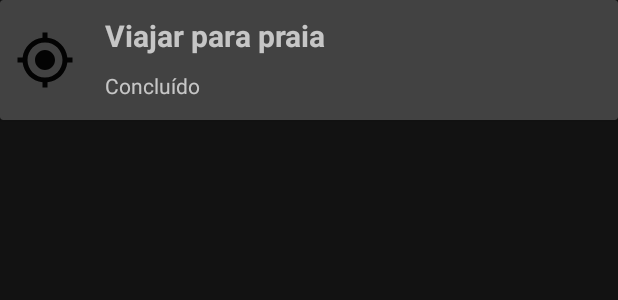
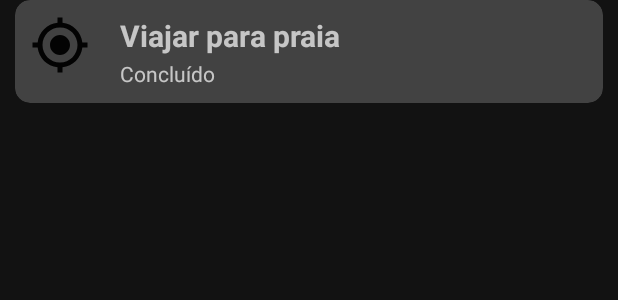
Before and after one commit to GabrielBerti/app-casal, an Android app: the layout meta_item.xml on its own in the app's theme, with its tools: preview values and no code run, on a phone screen of 412 x 824 dp. Shown: the top 300 px of the screen. Run offline under Robolectric (Android 15) with nearby library versions, the phone set to English and light mode, and no system bars.

Commit message:
padding geral nos cards e diminuir altura

```diff
--- a/app/src/main/java/br/com/appcasal/ui/dialog/financas/FormularioTransacaoDialog.kt
+++ b/app/src/main/java/br/com/appcasal/ui/dialog/financas/FormularioTransacaoDialog.kt
@@ -88,7 +88,7 @@ abstract class FormularioTransacaoDialog(
         }
 
         if(valor.isNullOrBlank()) {
-            campoValor.error = context.getString(R.string.descricao_financas_obrigatorio)
+            campoValor.error = context.getString(R.string.valor_obrigatorio)
         }
     }
 
--- a/app/src/main/res/layout/activity_form_receitas.xml
+++ b/app/src/main/res/layout/activity_form_receitas.xml
@@ -69,6 +69,7 @@
                     android:id="@+id/btn_insere_ingrediente"
                     style="@style/ButtonFilledGreen"
                     android:layout_width="match_parent"
+                    android:layout_height="match_parent"
                     tools:background="@color/white"
                     android:layout_marginTop="10dp"
                     android:layout_marginBottom="32dp"
--- a/app/src/main/res/layout/activity_lista_transacoes.xml
+++ b/app/src/main/res/layout/activity_lista_transacoes.xml
@@ -23,7 +23,7 @@
             android:layout_alignBottom="@id/lista_transacoes_resumo"
             android:layout_alignParentBottom="true"
             android:divider="@null"
-            android:layout_marginTop="2dp"
+            android:layout_marginTop="5dp"
             android:dividerHeight="0dp" />
 
     </LinearLayout>
--- a/app/src/main/res/layout/meta_item.xml
+++ b/app/src/main/res/layout/meta_item.xml
@@ -3,30 +3,33 @@
     xmlns:tools="http://schemas.android.com/tools"
     android:layout_width="match_parent"
     android:layout_height="wrap_content"
+    xmlns:app="http://schemas.android.com/apk/res-auto"
     android:orientation="vertical">
 
     <androidx.cardview.widget.CardView
         android:layout_width="match_parent"
-        android:layout_height="wrap_content"
-        android:layout_marginBottom="2dp"
+        android:layout_height="match_parent"
+        android:layout_marginBottom="5dp"
+        android:layout_marginLeft="10dp"
+        android:layout_marginRight="10dp"
+        app:cardCornerRadius="10dp"
         android:elevation="10dp">
 
         <LinearLayout
             android:id="@+id/linear_meta_item"
             android:layout_width="match_parent"
-            android:layout_height="80dp"
+            android:layout_height="match_parent"
             android:orientation="horizontal">
 
             <ImageView android:id="@+id/meta_icone"
                 android:layout_width="40dp"
                 android:layout_height="40dp"
-                android:layout_gravity="center"
                 android:layout_margin="10dp"
                 tools:src="@drawable/ic_meta" />
 
             <LinearLayout
                 android:layout_width="0dp"
-                android:layout_height="match_parent"
+                android:layout_height="wrap_content"
                 android:layout_weight="1"
                 android:orientation="vertical">
 
@@ -36,6 +39,7 @@
                     android:layout_height="wrap_content"
                     android:layout_marginLeft="10dp"
                     android:layout_marginTop="10dp"
+                    android:layout_marginBottom="-8dp"
                     android:textSize="20dp"
                     android:textStyle="bold"
                     tools:text="Viajar para praia" />
```
Also changed, not shown: app/src/main/res/layout/receita_item.xml (+10 -7 lines), app/src/main/res/layout/transacao_item.xml (+9 -5 lines), 1 other file.
